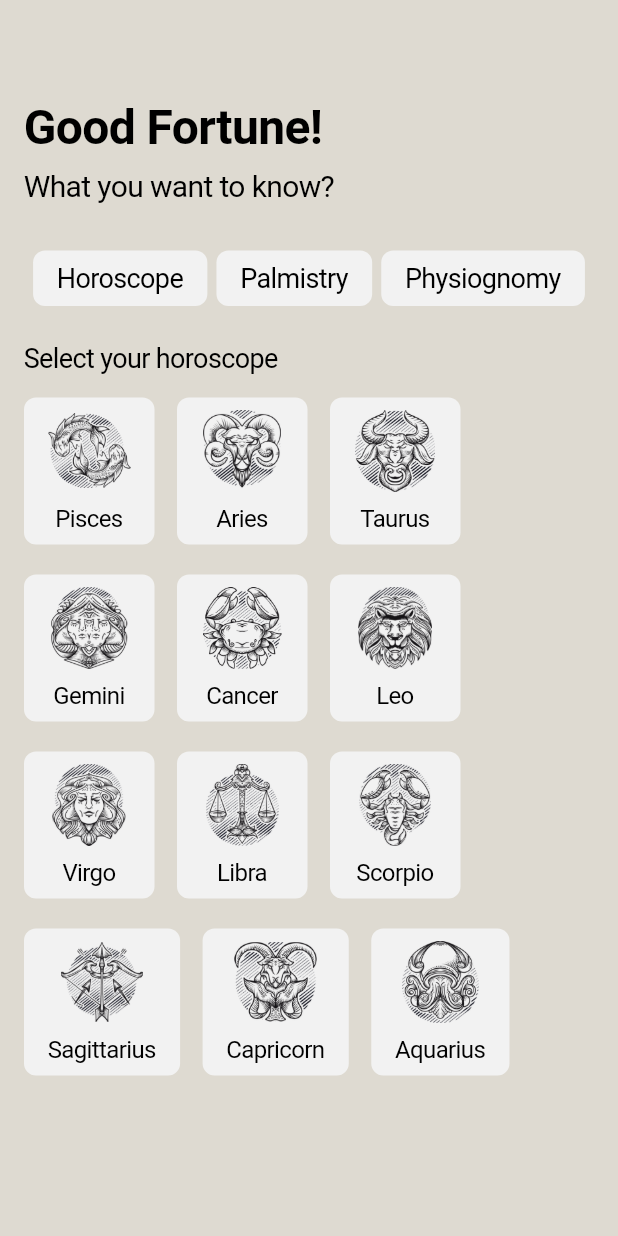
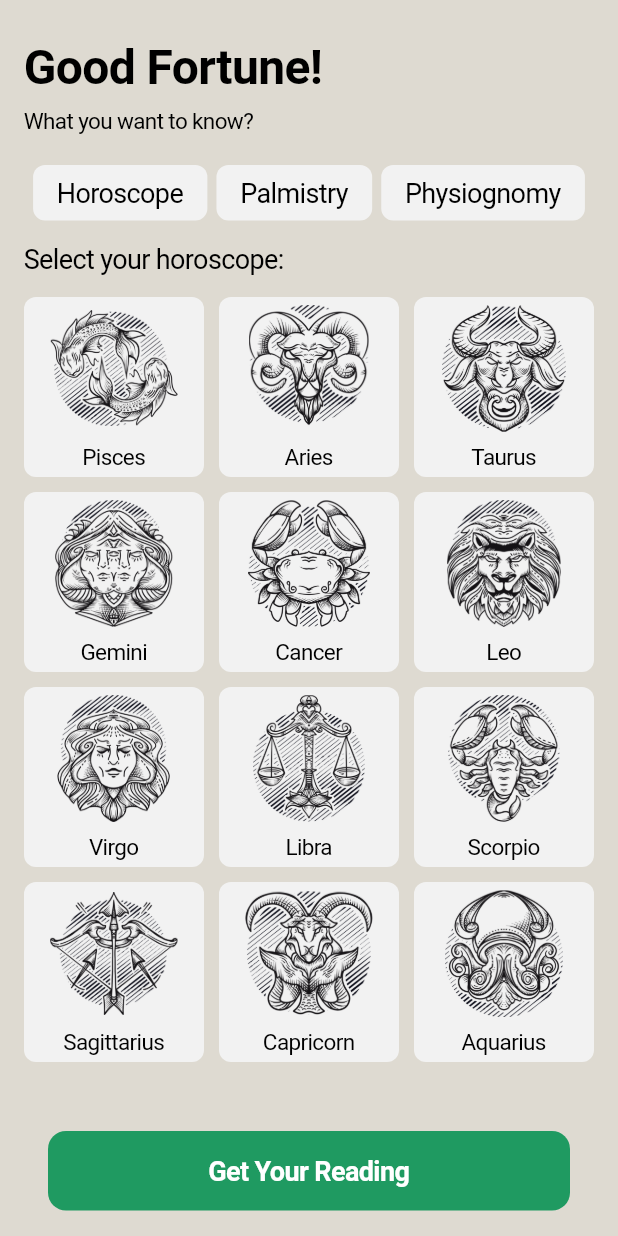
Before and after one commit to aaalgieee/CC312, a Flutter app: the HomePage screen opened directly, on a phone screen of 412 x 824 dp. Run offline on Flutter 3.47's test engine with Material 3 defaults, Android fonts, the light colour scheme and no system bars; our stand-ins replace flutter_riverpod, riverpod.

Commit message:
chore: package updates

```diff
--- a/horoscope_ai/lib/screens/home.dart
+++ b/horoscope_ai/lib/screens/home.dart
@@ -2,6 +2,7 @@
 
 import 'package:flutter/cupertino.dart';
 import 'theme.dart';
+import 'reading.dart';
 
 class HomePage extends StatefulWidget {
   const HomePage({super.key});
@@ -37,7 +38,7 @@ class _HomePageState extends State<HomePage> {
           child: Column(
             crossAxisAlignment: CrossAxisAlignment.start,
             children: [
-              SizedBox(height: 50),
+              SizedBox(height: 10),
               Text(
                 'Good Fortune!',
                 style: TextStyle(
@@ -51,10 +52,10 @@ class _HomePageState extends State<HomePage> {
                 'What you want to know?',
                 style: TextStyle(
                   color: textColor(context),
-                  fontSize: 20.0,
+                  fontSize: 15.0,
                 ),
               ),
-              SizedBox(height: 32),
+              SizedBox(height: 20),
               Row(
                 mainAxisAlignment: MainAxisAlignment.spaceEvenly,
                 children: [
@@ -66,23 +67,27 @@ class _HomePageState extends State<HomePage> {
                       _selectedReading == 'Physiognomy', onSelected),
                 ],
               ),
-              SizedBox(height: 24),
+              SizedBox(height: 15),
               Text(
-                'Select your horoscope',
+                'Select your horoscope:',
                 style: TextStyle(
                   color: textColor(context),
                   fontSize: 18.0,
                 ),
               ),
-              SizedBox(height: 16),
-              Wrap(
-                spacing: 15.0,
-                runSpacing: 20.0,
+              SizedBox(height: 15.0),
+              SizedBox(
+                height: 540.0,
+                child: GridView.count(
+                  crossAxisCount: 3,
+                  physics: NeverScrollableScrollPhysics(),
+                  mainAxisSpacing: 10.0,
+                  crossAxisSpacing: 10.0,
                   children: [
                     _buildHoroscopeButton(context, 'Pisces',
                         _selectedSign == 'Pisces', _onSelected),
-                  _buildHoroscopeButton(
-                      context, 'Aries', _selectedSign == 'Aries', _onSelected),
+                    _buildHoroscopeButton(context, 'Aries',
+                        _selectedSign == 'Aries', _onSelected),
                     _buildHoroscopeButton(context, 'Taurus',
                         _selectedSign == 'Taurus', _onSelected),
                     _buildHoroscopeButton(context, 'Gemini',
@@ -91,10 +96,10 @@ class _HomePageState extends State<HomePage> {
                         _selectedSign == 'Cancer', _onSelected),
                     _buildHoroscopeButton(
                         context, 'Leo', _selectedSign == 'Leo', _onSelected),
-                  _buildHoroscopeButton(
-                      context, 'Virgo', _selectedSign == 'Virgo', _onSelected),
-                  _buildHoroscopeButton(
-                      context, 'Libra', _selectedSign == 'Libra', _onSelected),
+                    _buildHoroscopeButton(context, 'Virgo',
+                        _selectedSign == 'Virgo', _onSelected),
+                    _buildHoroscopeButton(context, 'Libra',
+                        _selectedSign == 'Libra', _onSelected),
                     _buildHoroscopeButton(context, 'Scorpio',
                         _selectedSign == 'Scorpio', _onSelected),
                     _buildHoroscopeButton(context, 'Sagittarius',
@@ -105,6 +110,8 @@ class _HomePageState extends State<HomePage> {
                         _selectedSign == 'Aquarius', _onSelected),
                   ],
                 ),
+              ),
+              _buildBottomButton(context),
             ],
           ),
         ),
@@ -138,7 +145,7 @@ class _HomePageState extends State<HomePage> {
     return GestureDetector(
       onTap: () => onSelected(sign),
       child: Container(
-        padding: EdgeInsets.symmetric(horizontal: 16.0, vertical: 8.0),
+        padding: EdgeInsets.symmetric(horizontal: 10.0, vertical: 5.0),
         decoration: BoxDecoration(
           color: isSelected ? const Color(0xFF4c4b4a) : const Color(0xFFf2f2f2),
           borderRadius: BorderRadius.circular(8.0),
@@ -147,8 +154,8 @@ class _HomePageState extends State<HomePage> {
           children: [
             Image.asset(
               'assets/signs/$sign.png',
-              height: 55.0,
-              width: 55.0,
+              height: 85.0,
+              width: 85.0,
             ),
             SizedBox(height: 8.0),
             Text(
@@ -156,7 +163,7 @@ class _HomePageState extends State<HomePage> {
               style: TextStyle(
                 color:
                     isSelected ? CupertinoColors.white : CupertinoColors.black,
-                fontSize: 16.0,
+                fontSize: 15.0,
               ),
             ),
           ],
@@ -165,3 +172,29 @@ class _HomePageState extends State<HomePage> {
     );
   }
 }
+
+Widget _buildBottomButton(BuildContext context) {
+  return Container(
+    width: double.infinity,
+    padding: EdgeInsets.all(16.0),
+    child: CupertinoButton(
+      color: const Color(0xFF1f9a61),
+      child: Text(
+        'Get Your Reading',
+        style: TextStyle(
+          color: CupertinoColors.white,
+          fontSize: 18.0,
+          fontWeight: FontWeight.bold,
+        ),
+      ),
+      onPressed: () {
+        Navigator.push(
+          context,
+          CupertinoPageRoute(
+            builder: (context) => Reading(),
+          ),
+        );
+      },
+    ),
+  );
+}
--- a/horoscope_ai/pubspec.yaml
+++ b/horoscope_ai/pubspec.yaml
@@ -38,10 +38,10 @@ dependencies:
   cupertino_icons: ^1.0.8
   flutter_dotenv: ^5.2.1
   flutter_launcher_icons: ^0.14.1
-
 dev_dependencies:
   flutter_test:
     sdk: flutter
+
 
   # The "flutter_lints" package below contains a set of recommended lints to
   # encourage good coding practices. The lint set provided by the package is
@@ -95,7 +95,3 @@ flutter:
   #
   # For details regarding fonts from package dependencies,
   # see https://flutter.dev/to/font-from-package
-flutter_launcher_icons:
-  android: "launcher_icon"
-  ios: true
-  image_path: "assets/icon/astro_buddy.png"
```
Also changed, not shown: horoscope_ai/flutter_launcher_icons.yaml (added, +32 -0 lines), horoscope_ai/lib/screens/onboarding.dart (+0 -28 lines), horoscope_ai/lib/screens/reading.dart (added, +82 -0 lines), 10 other files. Lines whose indentation alone changed are shown as unchanged.
